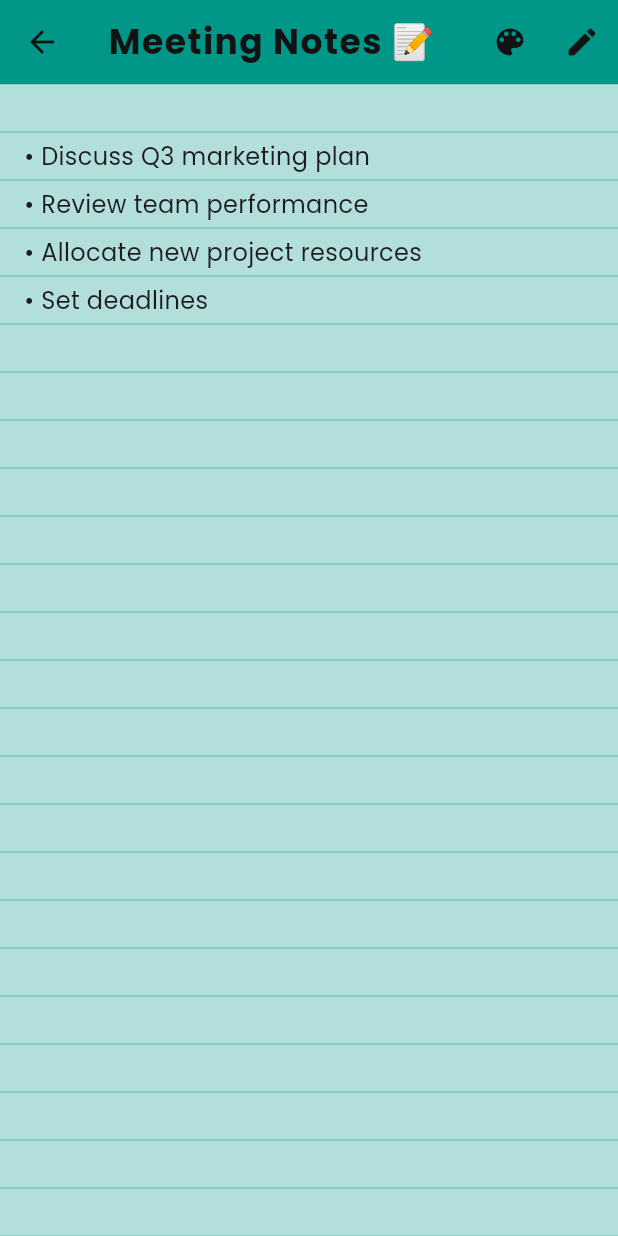
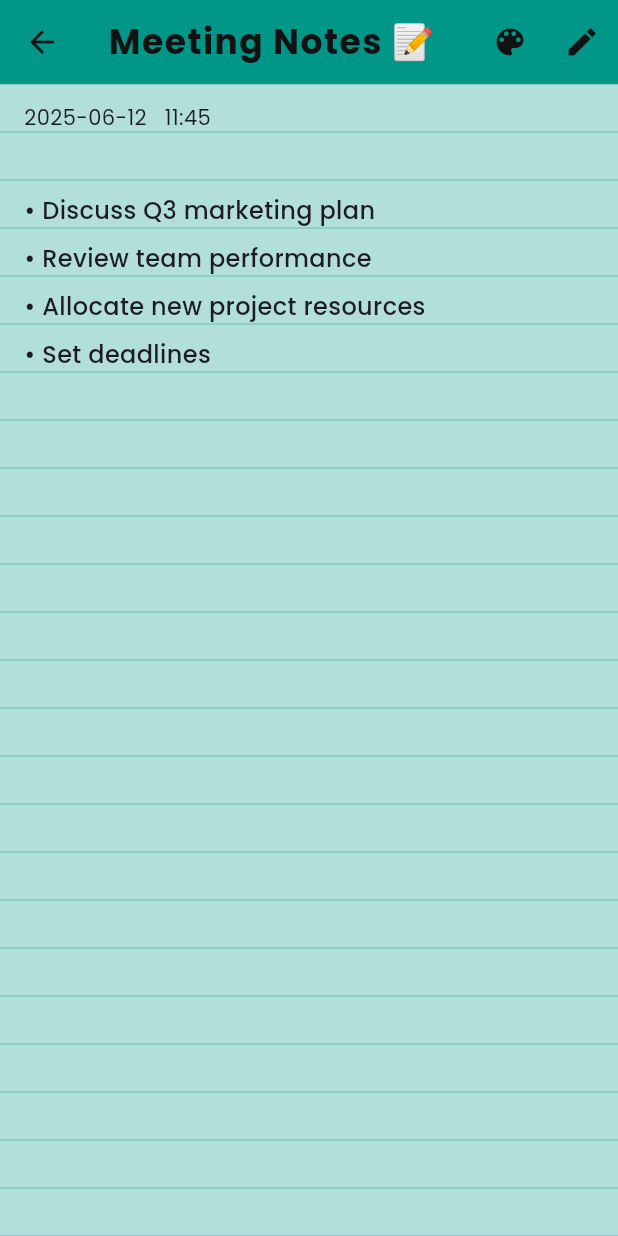
Before and after one commit to PathumDilhara/My-Note-Writer, a Flutter app: the screen it shows after launch, after a tap on "Meeting Notes 📝", on a phone screen of 412 x 824 dp. Run offline on Flutter 3.47's test engine with Material 3 defaults, Android fonts, the phone set to English and light mode, and no system bars; our stand-ins replace accordion, flutter_markdown_plus, go_router, google_fonts.

Commit message:
Date time adding

```diff
--- a/lib/models/note_model.dart
+++ b/lib/models/note_model.dart
@@ -2,10 +2,15 @@ class NoteModel {
   final String title;
   final String description;
   final int noteColorIndex;
+  final DateTime createdAt;
+  final DateTime updatedAt;
 
   NoteModel({
     required this.title,
     required this.description,
     required this.noteColorIndex,
-  });
+    DateTime? createdAt,
+    DateTime? updatedAt,
+  }) : createdAt = createdAt ?? DateTime.now(),
+       updatedAt = updatedAt ?? DateTime.now();
 }
--- a/lib/screens/note_viewer_screen.dart
+++ b/lib/screens/note_viewer_screen.dart
@@ -21,6 +21,12 @@ class _NoteViewerScreenState extends State<NoteViewerScreen> {
   void initState() {
     super.initState();
     selectedColorNotifier.value = widget.noteModel.noteColorIndex;
+  }
+
+  String  _dateTime(DateTime dateTime) {
+    String date = dateTime.toString().split(" ")[0];
+    List<String> time = dateTime.toString().split(" ")[1].split(":");
+    return "$date   ${time[0]}:${time[1]}";
   }
 
   @override
@@ -73,6 +79,14 @@ class _NoteViewerScreenState extends State<NoteViewerScreen> {
               return SingleChildScrollView(
                 child: Stack(
                   children: [
+                    Positioned(
+                      left: 0,
+                      top: 12,
+                      child: Padding(
+                        padding: const EdgeInsets.symmetric(horizontal: 16.0),
+                        child: Text(_dateTime(widget.noteModel.updatedAt)),
+                      ),
+                    ),
                     // Full screen painter
                     SizedBox(
                       width: screenWidth,
@@ -99,13 +113,21 @@ class _NoteViewerScreenState extends State<NoteViewerScreen> {
                         constraints: BoxConstraints(
                           minHeight: constraints.maxHeight,
                         ),
-                        child: Text(
+                        child: Column(
+                          mainAxisSize: MainAxisSize.min,
+                          children: [
+                            SizedBox(height: 36),
+
+                            Text(
                               widget.noteModel.description,
                               style: TextStyle(
                                 fontSize: 16,
                                 height: 2.0,
+                                fontWeight: FontWeight.w500,
                                 fontFamily: GoogleFonts.poppins().fontFamily,
                               ),
+                            ),
+                          ],
                         ),
                       ),
                     ),
--- a/lib/test_data.dart
+++ b/lib/test_data.dart
@@ -11,12 +11,16 @@ final testNotes = [
     noteColorIndex: getRandomColorIndex(),
     description:
     "Ah, you want to display the note description on a ruled page — like lined notebook paper. The common trick is to draw horizontal lines in the background and place your text on top.",
+    createdAt: DateTime(2025, DateTime.june, 20, 14, 30), // 2:30 PM
+    updatedAt: DateTime(2025, DateTime.june, 23, 9, 15), // 9:15 AM
   ),
 
   NoteModel(
     title: "Workout Routine 💪",
     noteColorIndex: getRandomColorIndex(),
     description: "Do 20 push-ups. Run for 30 minutes. Stretch after workout.",
+    createdAt: DateTime(2025, DateTime.june, 15, 7, 0), // 7:00 AM
+    updatedAt: DateTime(2025, DateTime.june, 18, 7, 30), // 7:30 AM
   ),
 
   NoteModel(
@@ -24,6 +28,8 @@ final testNotes = [
     noteColorIndex: getRandomColorIndex(),
     description:
     "• Discuss Q3 marketing plan\n• Review team performance\n• Allocate new project resources\n• Set deadlines",
+    createdAt: DateTime(2025, DateTime.june, 10, 10, 0), // 10:00 AM
+    updatedAt: DateTime(2025, DateTime.june, 12, 11, 45), // 11:45 AM
   ),
 
   NoteModel(
@@ -31,6 +37,8 @@ final testNotes = [
     noteColorIndex: getRandomColorIndex(),
     description:
     "• Japan - Cherry Blossom season\n• Italy - Rome & Venice\n• Iceland - Northern lights\n• Australia - Great Barrier Reef",
+    createdAt: DateTime(2025, DateTime.may, 28, 16, 20), // 4:20 PM
+    updatedAt: DateTime(2025, DateTime.june, 2, 17, 0), // 5:00 PM
   ),
 
   NoteModel(
@@ -38,6 +46,8 @@ final testNotes = [
     noteColorIndex: getRandomColorIndex(),
     description:
     "Today I learned the importance of time management. Need to focus more on prioritizing tasks.",
+    createdAt: DateTime(2025, DateTime.june, 21, 21, 30), // 9:30 PM
+    updatedAt: DateTime(2025, DateTime.june, 22, 22, 15), // 10:15 PM
   ),
 
   NoteModel(
@@ -45,6 +55,8 @@ final testNotes = [
     noteColorIndex: getRandomColorIndex(),
     description:
     "1. Atomic Habits\n2. Deep Work\n3. The Lean Startup\n4. Sapiens\n5. The Alchemist",
+    createdAt: DateTime(2025, DateTime.june, 1, 18, 0), // 6:00 PM
+    updatedAt: DateTime(2025, DateTime.june, 3, 19, 0), // 7:00 PM
   ),
 
   NoteModel(
@@ -52,6 +64,8 @@ final testNotes = [
     noteColorIndex: getRandomColorIndex(),
     description:
     "• AI-powered note app\n• Habit tracker with gamification\n• Flutter plugin for animations\n• Local service booking app",
+    createdAt: DateTime(2025, DateTime.june, 5, 13, 15), // 1:15 PM
+    updatedAt: DateTime(2025, DateTime.june, 6, 13, 45), // 1:45 PM
   ),
 
   NoteModel(
@@ -59,6 +73,8 @@ final testNotes = [
     noteColorIndex: getRandomColorIndex(),
     description:
     "• Dad - Watch\n• Mom - Perfume\n• Sister - Handbag\n• Best Friend - Headphones",
+    createdAt: DateTime(2025, DateTime.may, 30, 20, 0), // 8:00 PM
+    updatedAt: DateTime(2025, DateTime.june, 4, 20, 30), // 8:30 PM
   ),
 
   NoteModel(
@@ -66,6 +82,8 @@ final testNotes = [
     noteColorIndex: getRandomColorIndex(),
     description:
     "Remember to call the bank tomorrow. Backup laptop files. Buy a new mouse.",
+    createdAt: DateTime(2025, DateTime.june, 11, 8, 0), // 8:00 AM
+    updatedAt: DateTime(2025, DateTime.june, 11, 9, 0), // 9:00 AM
   ),
 
   NoteModel(
@@ -73,5 +91,7 @@ final testNotes = [
     noteColorIndex: getRandomColorIndex(),
     description:
     "\"Success is not final; failure is not fatal: It is the courage to continue that counts.\" - Winston Churchill",
+    createdAt: DateTime(2025, DateTime.june, 7, 15, 0), // 3:00 PM
+    updatedAt: DateTime(2025, DateTime.june, 7, 15, 0), // 3:00 PM
   ),
 ];
```
Also changed, not shown: lib/screens/create_new_note_screen.dart (+13 -7 lines). Lines whose indentation alone changed are shown as unchanged.
